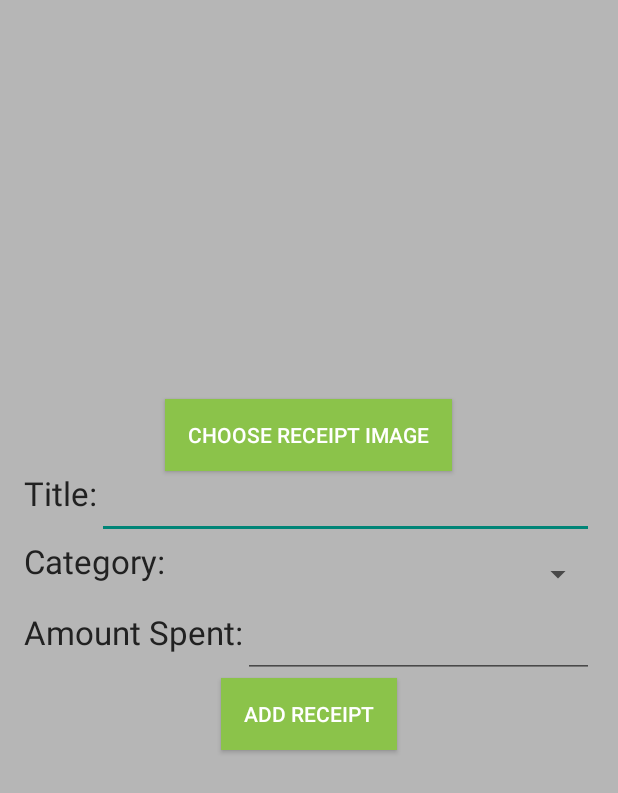
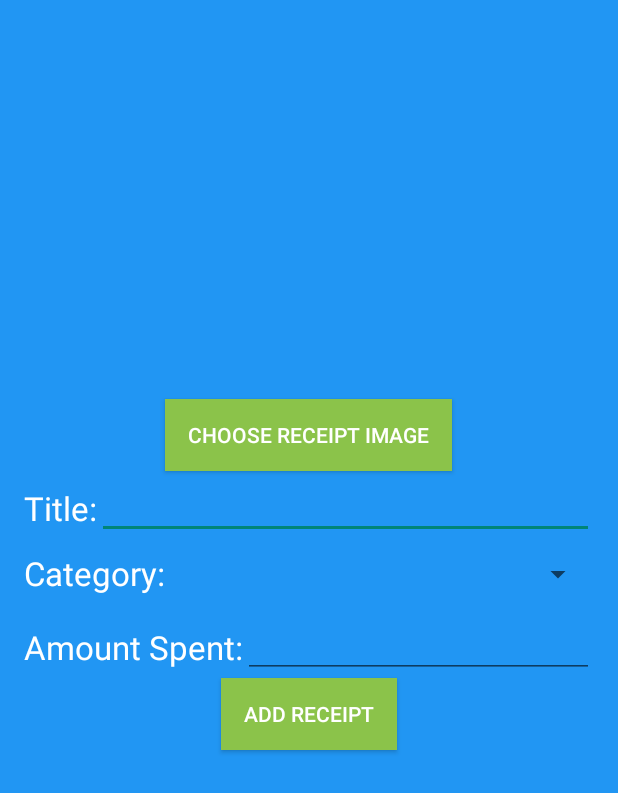
Before and after one commit to TastyTaco/ReceiptManager-master, an Android app: the layout activity_add_receipt.xml on its own in the app's theme, with its tools: preview values and no code run, on a phone screen of 412 x 824 dp. Shown: the top 793 px of the screen. Run offline under Robolectric (Android 15) with nearby library versions, the phone set to English and light mode, and no system bars.

```diff
--- a/app/src/main/res/layout/activity_add_categories.xml
+++ b/app/src/main/res/layout/activity_add_categories.xml
@@ -5,7 +5,7 @@
     android:paddingTop="@dimen/activity_vertical_margin"
     android:paddingBottom="@dimen/activity_vertical_margin"
     tools:context="com.example.luke.receiptmanager.AddCategories"
-    android:background="#B6B6B6">
+    android:background="#2196F3">
 
     <EditText
         android:layout_width="wrap_content"
@@ -16,7 +16,8 @@
         android:layout_alignParentRight="true"
         android:layout_alignParentEnd="true"
         android:layout_alignParentLeft="true"
-        android:layout_alignParentStart="true" />
+        android:layout_alignParentStart="true"
+        android:textColor="#ffffff" />
 
     <Button
         android:layout_width="wrap_content"
--- a/app/src/main/res/layout/activity_add_receipt.xml
+++ b/app/src/main/res/layout/activity_add_receipt.xml
@@ -7,7 +7,7 @@
     tools:context="com.example.luke.receiptmanager.AddReceipt"
     android:weightSum="1"
     android:orientation="vertical"
-    android:background="#B6B6B6">
+    android:background="#2196F3">
 
     <LinearLayout
         android:orientation="horizontal"
@@ -42,8 +42,9 @@
             android:textAppearance="?android:attr/textAppearanceLarge"
             android:text="@string/addReceiptTitle"
             android:id="@+id/lblTitle"
-            android:layout_gravity="left"
-            android:textColor="#212121" />
+            android:textColor="#ffffff"
+            android:paddingTop="2dp"
+            android:layout_marginTop="4dp" />
 
         <EditText
             android:layout_width="match_parent"
@@ -62,13 +63,15 @@
             android:textAppearance="?android:attr/textAppearanceLarge"
             android:text="@string/addReceiptCategory"
             android:id="@+id/textView"
-            android:textColor="#212121" />
+            android:textColor="#ffffff"
+            android:layout_marginTop="8dp" />
 
         <Spinner
             android:layout_width="match_parent"
             android:layout_height="47dp"
             android:id="@+id/spnCategory"
-            android:layout_gravity="right" />
+            android:layout_gravity="right"
+            android:textColor="#ffffff"/>
     </LinearLayout>
 
     <LinearLayout
@@ -81,7 +84,8 @@
             android:textAppearance="?android:attr/textAppearanceLarge"
             android:text="@string/addReceiptMoneySpent"
             android:id="@+id/lblAmountSpent"
-            android:textColor="#212121" />
+            android:textColor="#ffffff"
+            android:layout_marginTop="10dp" />
 
         <EditText
             android:layout_width="match_parent"
```
